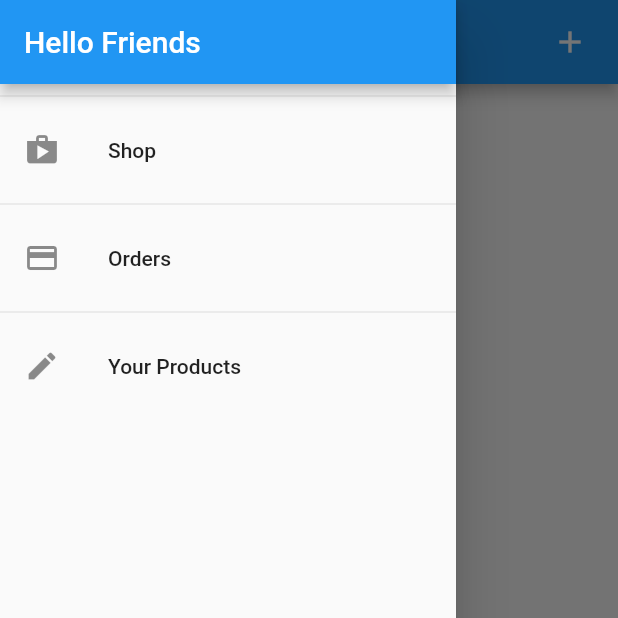
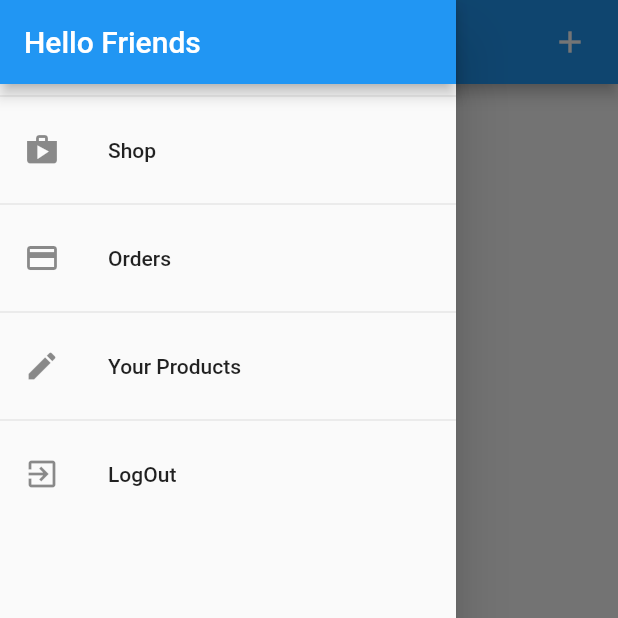
Before and after one commit to avyukta/shop_app, a Flutter app: the UserProductScreen screen opened directly, with the side drawer open, on a phone screen of 412 x 824 dp, the top half of it. Run offline on Flutter 3.47's test engine with Material 2 defaults, Android fonts, the phone set to English and light mode, and no system bars; network calls fail.

Commit message:
added animated widgets

```diff
--- a/lib/main.dart
+++ b/lib/main.dart
@@ -34,7 +34,9 @@ class MyApp extends StatelessWidget {
           ),
           ChangeNotifierProxyProvider<Auth, Orders>(
             create: (_) => null,
-            update: (ctx, auth, previousProducts) => Orders(auth.token,
+            update: (ctx, auth, previousProducts) => Orders(
+                auth.token,
+                auth.userId,
                 previousProducts == null ? [] : previousProducts.orders),
           ),
         ],
--- a/lib/providers/orders.dart
+++ b/lib/providers/orders.dart
@@ -22,7 +22,8 @@ class OrderItems {
 
 class Orders with ChangeNotifier {
   final String authToken;
-  Orders(this.authToken, this._orders);
+  final String userId;
+  Orders(this.authToken, this.userId, this._orders);
   List<OrderItems> _orders = [];
 
   List<OrderItems> get orders {
@@ -32,7 +33,7 @@ class Orders with ChangeNotifier {
   Future<void> fetchSetOrders() async {
     try {
       final url =
-          'https://jan-ae413.firebaseio.com/Orders.json?auth=$authToken';
+          'https://jan-ae413.firebaseio.com/Orders/$userId.json?auth=$authToken';
       final response = await http.get(url);
       print(json.decode(response.body));
       final extractData = json.decode(response.body) as Map<String, dynamic>;
@@ -65,7 +66,7 @@ class Orders with ChangeNotifier {
     try {
       var timeStamp = DateTime.now();
       final url =
-          'https://jan-ae413.firebaseio.com/Orders.json?auth=$authToken';
+          'https://jan-ae413.firebaseio.com/Orders/$userId.json?auth=$authToken';
       final response = await http.post(url,
           body: json.encode({
             'amount': total,
--- a/lib/providers/products_provider.dart
+++ b/lib/providers/products_provider.dart
@@ -73,6 +73,7 @@ class Products with ChangeNotifier {
   Future<void> fetchAndSetProduct([bool filterByUser = false]) async {
     String filterString =
         filterByUser ? 'orderBy="creatorId"&equalTo="$userId"' : '';
+    print('userid: $userId');
     var url =
         'https://jan-ae413.firebaseio.com/Products.json?auth=$authToken&$filterString';
     try {
@@ -88,13 +89,15 @@ class Products with ChangeNotifier {
       final favData = json.decode(favResponse.body);
       final List<Product> loadedProducts = [];
       extractData.forEach((prodId, prodData) {
+        print(prodId);
+        print(prodData);
         loadedProducts.add(Product(
             id: prodId.toString(),
             description: prodData['description'].toString(),
             imageUrl: prodData['imageurl'].toString(),
             price: prodData['price'],
             title: prodData['title'].toString(),
-            isfavouraite: favData == null ? false : false));
+            isfavouraite: favData == null ? false : favData[prodId] ?? false));
       });
       _items = loadedProducts;
       notifyListeners();
--- a/lib/screens/user_product_screen.dart
+++ b/lib/screens/user_product_screen.dart
@@ -14,7 +14,7 @@ class UserProductScreen extends StatelessWidget {
 
   @override
   Widget build(BuildContext context) {
-    final productData = Provider.of<Products>(context);
+    // final productData = Provider.of<Products>(context);
     return Scaffold(
       appBar: AppBar(
         title: const Text('Your Products'),
@@ -30,15 +30,29 @@ class UserProductScreen extends StatelessWidget {
         ],
       ),
       drawer: AppDrawer(),
-      body: RefreshIndicator(
-        onRefresh: () => _refreshProduct(context),
-        child: Padding(
-          padding: const EdgeInsets.all(8),
-          child: ListView.builder(
-              itemCount: productData.items.length,
-              itemBuilder: (_, i) => UserProductItem(productData.items[i].id,
-                  productData.items[i].title, productData.items[i].imageUrl)),
-        ),
+      body: FutureBuilder(
+        future: _refreshProduct(context),
+        builder: (ctx, snapshot) =>
+            snapshot.connectionState == ConnectionState.waiting
+                ? Center(
+                    child: CircularProgressIndicator(),
+                  )
+                : RefreshIndicator(
+                    onRefresh: () => _refreshProduct(context),
+                    child: Consumer<Products>(
+                      builder: (ctx, productData, _) => Padding(
+                        padding: const EdgeInsets.all(8),
+                        child: ListView.builder(
+                          itemCount: productData.items.length,
+                          itemBuilder: (_, i) => Column(children: [
+                            UserProductItem(
+                                productData.items[i].id,
+                                productData.items[i].title,
+                                productData.items[i].imageUrl),
+                          ]),
+                        ),
+                      ),
+                    )),
       ),
     );
   }
--- a/lib/widgets/drawer.dart
+++ b/lib/widgets/drawer.dart
@@ -1,4 +1,6 @@
 import 'package:flutter/material.dart';
+import 'package:provider/provider.dart';
+import 'package:shop_app/providers/auth.dart';
 import 'package:shop_app/screens/order_screen.dart';
 import 'package:shop_app/screens/user_product_screen.dart';
 
@@ -31,7 +33,17 @@ class AppDrawer extends StatelessWidget {
             title: Text("Your Products"),
             onTap: () => Navigator.of(context)
                 .pushReplacementNamed(UserProductScreen.NamedRoute),
-          )
+          ),
+          Divider(),
+          ListTile(
+              leading: Icon(Icons.exit_to_app),
+              title: Text("LogOut"),
+              onTap: () {
+                Navigator.of(context).pop();
+                Provider.of<Auth>(context, listen: false)
+                    .logOut(); // Navigator.of(context)
+                //     .pushReplacementNamed(UserProductScreen.NamedRoute),
+              })
         ],
       ),
     );
--- a/pubspec.yaml
+++ b/pubspec.yaml
@@ -23,6 +23,7 @@ dependencies:
   intl: ^0.16.1
   firebase_core: ^0.4.0+9
   http: ^0.12.0+4
+  shared_preferences: ^0.5.6+2
 
   # The following adds the Cupertino Icons font to your application.
   # Use with the CupertinoIcons class for iOS style icons.
@@ -42,8 +43,8 @@ flutter:
   # the material Icons class.
   uses-material-design: true
   # To add assets to your application, add an assets section, like this:
-  # assets:
-  #  - images/a_dot_burr.jpeg
+  assets:
+    - assets/images/original.png
   #  - images/a_dot_ham.jpeg
   # An image asset can refer to one or more resolution-specific "variants", see
   # https://flutter.dev/assets-and-images/#resolution-aware.
```
Also changed, not shown: lib/providers/auth.dart (+7 -0 lines), lib/screens/auth_screen.dart (+62 -13 lines), lib/screens/product_detail_screen.dart (+28 -13 lines), lib/widgets/productItem.dart (+7 -3 lines), assets/images/original.png (added), pubspec.lock.
